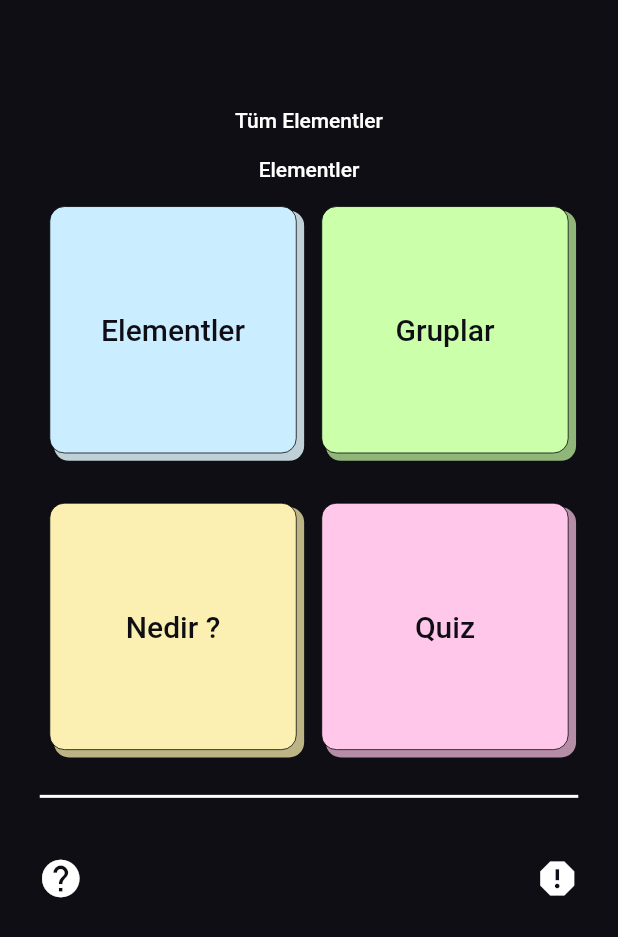
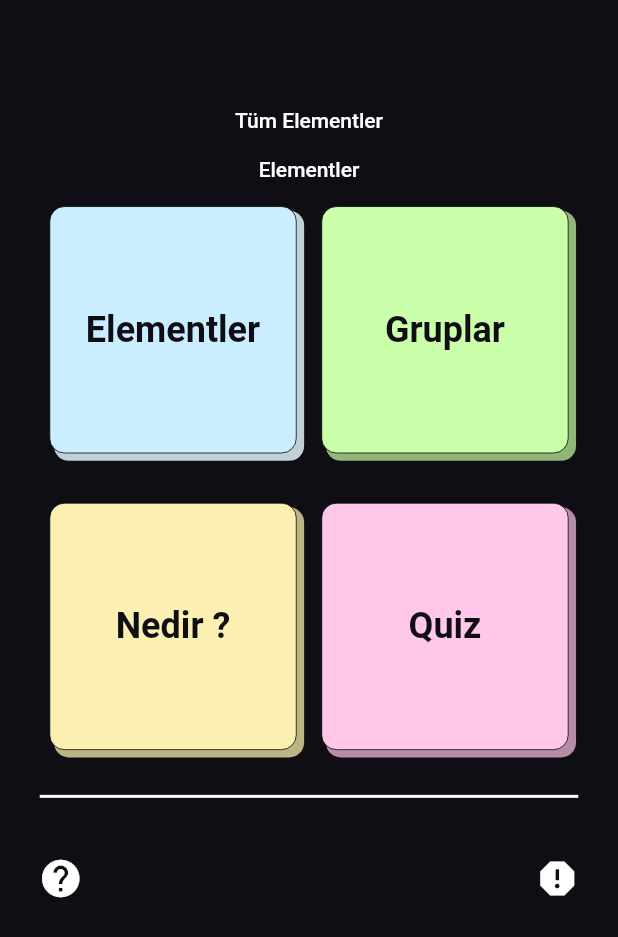
Before and after one commit to furkanagess/elements_app, a Flutter app: the screen it shows after launch, on a phone screen of 412 x 824 dp. Shown: the top 937 px of the screen. Run offline on Flutter 3.47's test engine with Material 2 defaults, Android fonts, the phone set to English and light mode, and no system bars; our stand-ins replace equatable.

Commit message:
widget fixes

```diff
--- a/lib/product/widget/container/element_group_container.dart
+++ b/lib/product/widget/container/element_group_container.dart
@@ -38,7 +38,8 @@ class ElementGroupContainer extends StatelessWidget {
         child: Center(
           child: Text(
             title!,
-            style: context.textTheme.titleLarge?.copyWith(
+            style: context.textTheme.headlineSmall?.copyWith(
+              fontWeight: FontWeight.bold,
               color: AppColors.background,
             ),
           ),
```
